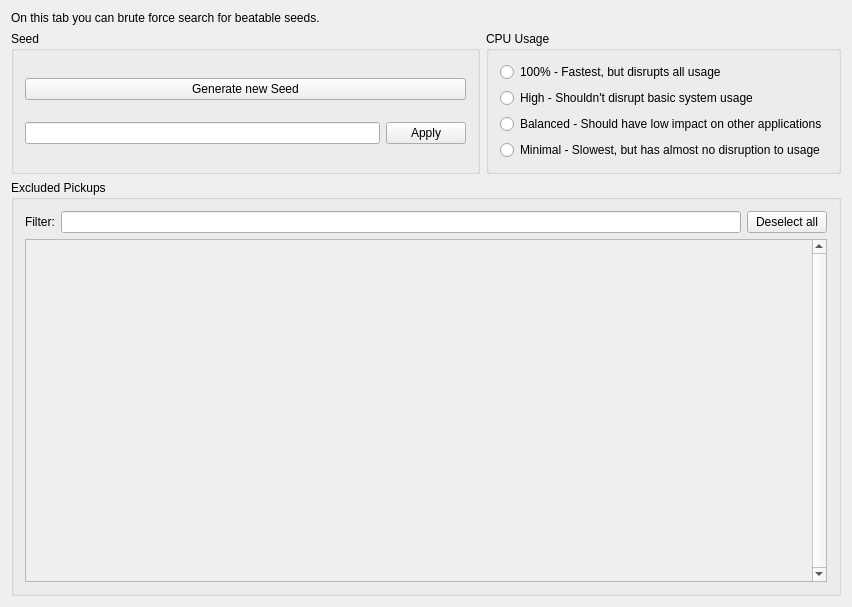
Qt form randovania/gui/seed_searcher_window.ui (randovania/randovania) before a commit.
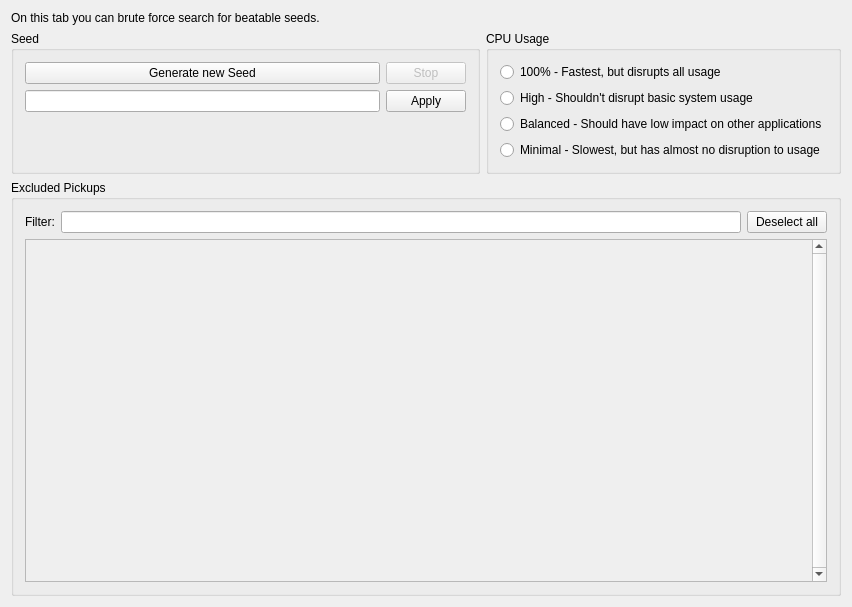
The same form after that commit.

Commit message: Split seed generator to another window

What changed in the file:
```diff
--- a/randovania/gui/seed_searcher_window.ui
+++ b/randovania/gui/seed_searcher_window.ui
@@ -1,7 +1,7 @@
 <?xml version="1.0" encoding="UTF-8"?>
 <ui version="4.0">
- <class>ManageGameWindow</class>
- <widget class="QMainWindow" name="ManageGameWindow">
+ <class>SeedSearcherWindow</class>
+ <widget class="QMainWindow" name="SeedSearcherWindow">
   <property name="geometry">
    <rect>
     <x>0</x>
@@ -134,6 +134,13 @@
        <string>Seed</string>
       </property>
       <layout class="QGridLayout" name="gridLayout_5">
+       <item row="2" column="2">
+        <widget class="QPushButton" name="applySeedButton">
+         <property name="text">
+          <string>Apply</string>
+         </property>
+        </widget>
+       </item>
        <item row="2" column="1">
         <widget class="QLineEdit" name="currentSeedEdit">
          <property name="maximumSize">
@@ -147,20 +154,30 @@
          </property>
         </widget>
        </item>
-       <item row="2" column="2">
-        <widget class="QPushButton" name="applySeedButton">
+       <item row="3" column="1" colspan="2">
+        <widget class="QLabel" name="statusLabel">
          <property name="text">
-          <string>Apply</string>
+          <string/>
          </property>
         </widget>
        </item>
-       <item row="1" column="1" colspan="2">
+       <item row="1" column="1">
         <widget class="QPushButton" name="generateSeedButton">
          <property name="text">
           <string>Generate new Seed</string>
          </property>
         </widget>
        </item>
+       <item row="1" column="2">
+        <widget class="QPushButton" name="stopBackgroundProcessButton">
+         <property name="enabled">
+          <bool>false</bool>
+         </property>
+         <property name="text">
+          <string>Stop</string>
+         </property>
+        </widget>
+       </item>
       </layout>
      </widget>
     </item>
```
The commit also changes 6 other files.
